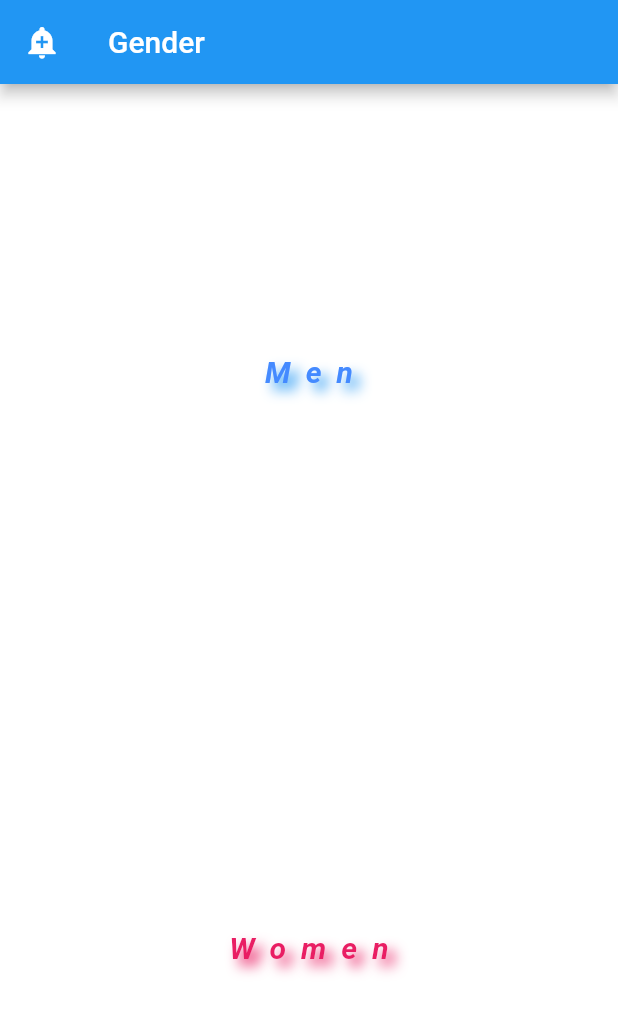
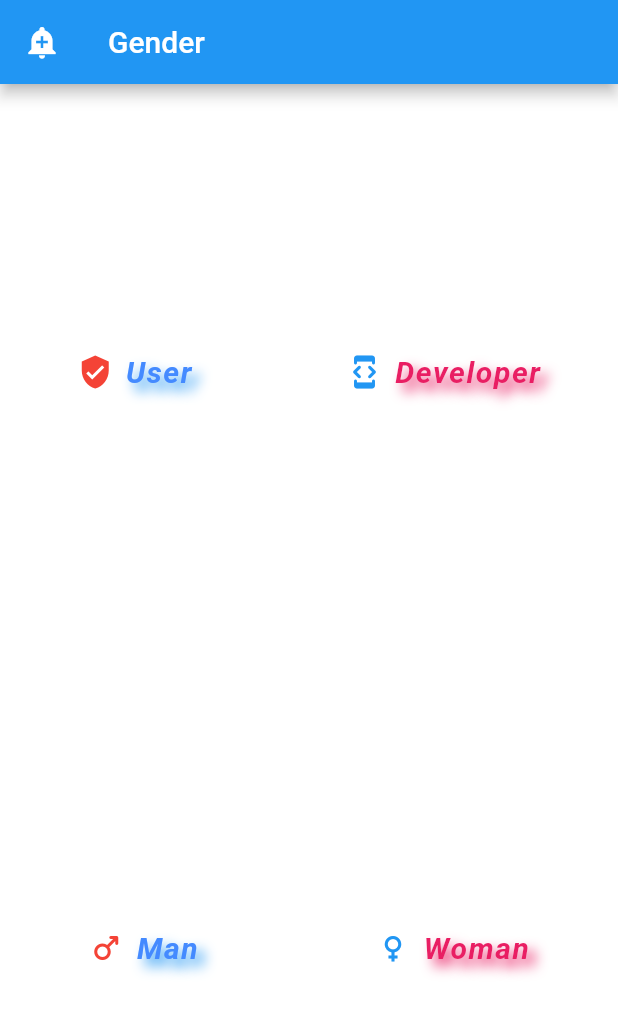
Before and after one commit to RamezHamdiSaeed/MyFlutterReference, a Flutter app: the screen it shows after launch, on a phone screen of 412 x 824 dp. Shown: the top 1015 px of the screen. Run offline on Flutter 3.47's test engine with Material 2 defaults, Android fonts, the phone set to English and light mode, and no system bars.

Commit message:
grids and buttons

```diff
--- a/lib/App/my_app.dart
+++ b/lib/App/my_app.dart
@@ -25,15 +25,24 @@ class MyApp extends StatelessWidget {
               // color: const Color.fromRGBO(255, 0, 0, 0.2),
               child: Column(
                 mainAxisAlignment: MainAxisAlignment.spaceAround,
-                children: const <Widget>[
-                  Text(
-                    'Men',
+                children: <Widget>[
+                  Row(
+                    mainAxisAlignment: MainAxisAlignment.spaceAround,
+                    children: <Widget>[
+                      TextButton.icon(
+                        onPressed: () {},
+                        icon: const Icon(
+                          Icons.verified_user,
+                          color: Colors.red,
+                        ),
+                        label: const Text(
+                          'User',
                           style: TextStyle(
                             color: Colors.blueAccent,
                             fontSize: 20,
                             fontWeight: FontWeight.bold,
                             fontStyle: FontStyle.italic,
-                      letterSpacing: 10,
+                            letterSpacing: 1,
                             shadows: <Shadow>[
                               Shadow(
                                 offset: Offset(5, 5),
@@ -47,14 +56,21 @@ class MyApp extends StatelessWidget {
                             // ]),
                           ),
                         ),
-                  Text(
-                    'Women',
+                      ),
+                      TextButton.icon(
+                        onPressed: () {},
+                        icon: const Icon(
+                          Icons.developer_mode_rounded,
+                          color: Colors.blue,
+                        ),
+                        label: const Text(
+                          'Developer',
                           style: TextStyle(
                             color: Colors.pink,
                             fontSize: 20,
                             fontWeight: FontWeight.bold,
                             fontStyle: FontStyle.italic,
-                      letterSpacing: 10,
+                            letterSpacing: 1,
                             shadows: <Shadow>[
                               Shadow(
                                 offset: Offset(5, 5),
@@ -63,7 +79,64 @@ class MyApp extends StatelessWidget {
                               ),
                             ],
                           ),
-                  )
+                        ),
+                      ),
+                    ],
+                  ),
+                  Row(
+                    mainAxisAlignment: MainAxisAlignment.spaceAround,
+                    children: <Widget>[
+                      TextButton.icon(
+                        onPressed: () {},
+                        icon: const Icon(
+                          Icons.male_rounded,
+                          color: Colors.red,
+                        ),
+                        label: const Text(
+                          'Man',
+                          style: TextStyle(
+                            color: Colors.blueAccent,
+                            fontSize: 20,
+                            fontWeight: FontWeight.bold,
+                            fontStyle: FontStyle.italic,
+                            letterSpacing: 1,
+                            shadows: <Shadow>[
+                              Shadow(
+                                offset: Offset(5, 5),
+                                blurRadius: 10,
+                                color: Colors.blue,
+                              ),
+                            ],
+                            // decoration: TextDecoration.combine(<TextDecoration>[
+                            //   TextDecoration.underline,
+                            //   TextDecoration.lineThrough
+                            // ]),
+                          ),
+                        ),
+                      ),
+                      TextButton.icon(
+                        onPressed: () {},
+                        icon: const Icon(Icons.female, color: Colors.blue),
+                        label: const Text(
+                          'Woman',
+                          style: TextStyle(
+                            color: Colors.pink,
+                            fontSize: 20,
+                            fontWeight: FontWeight.bold,
+                            fontStyle: FontStyle.italic,
+                            letterSpacing: 1,
+                            shadows: <Shadow>[
+                              Shadow(
+                                offset: Offset(5, 5),
+                                blurRadius: 10,
+                                color: Colors.pink,
+                              ),
+                            ],
+                          ),
+                        ),
+                      ),
+                    ],
+                  ),
                 ],
               )),
         ));
```
Also changed, not shown: 1 other file. Lines whose indentation alone changed are shown as unchanged.
